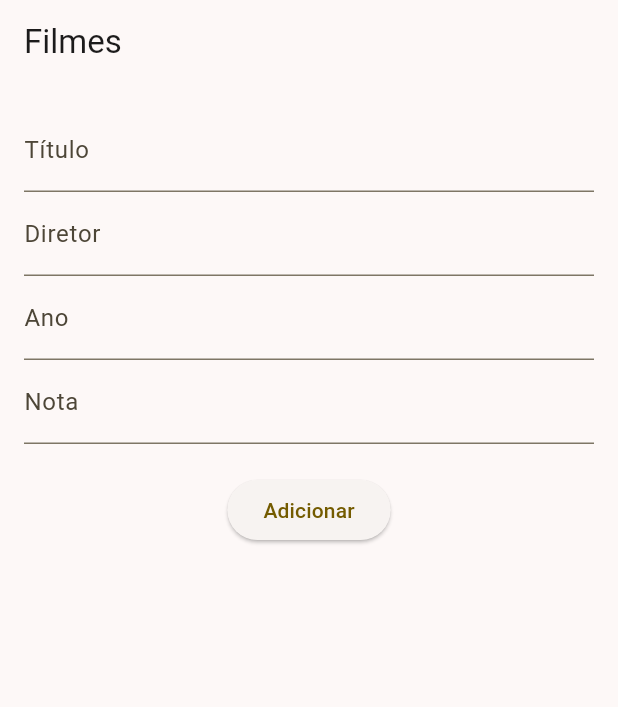
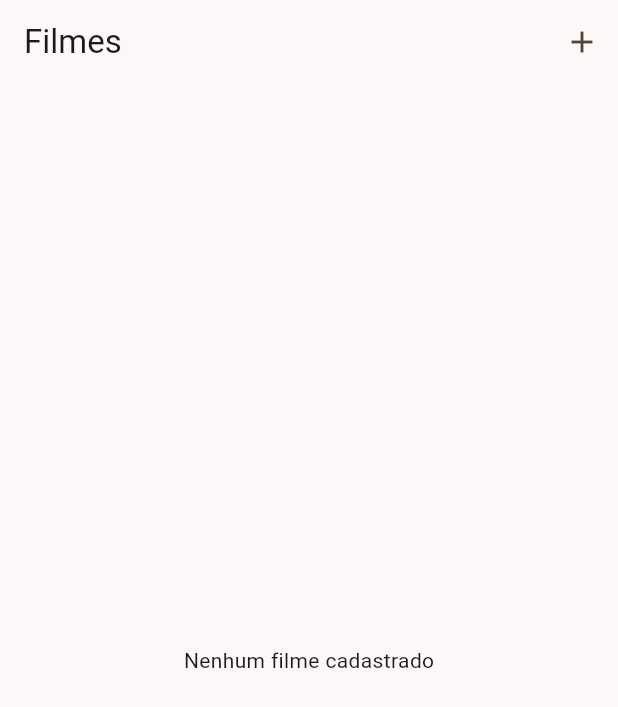
Before and after one commit to felipemadu13/flutter_filmes, a Flutter app: the screen it shows after launch, on a phone screen of 412 x 824 dp. Shown: the top 707 px of the screen. Run offline on Flutter 3.47's test engine with Material 3 defaults, Android fonts, the phone set to English and light mode, and no system bars; our stand-ins replace google_fonts, sqflite; accounts and stored records are empty.

Commit message:
feat: Operações de CRUD para filmes

```diff
--- a/flutter_filmes/lib/domain/filme.dart
+++ b/flutter_filmes/lib/domain/filme.dart
@@ -7,7 +7,7 @@ class Filme {
   String urlCartaz = '';
   double nota = 0;
 
-  Filme(this.titulo, this.direcao, this.ano, this.nota);
+  Filme(this.titulo, this.ano, this.direcao, this.resumo, this.nota);
 
   Filme.fromMap(Map map) {
     id = map[FilmeContract.idColumn];
--- a/flutter_filmes/lib/helper/filme_helper.dart
+++ b/flutter_filmes/lib/helper/filme_helper.dart
@@ -23,7 +23,7 @@ class FilmeHelper {
       await db.execute(
         '''
         CREATE TABLE ${FilmeContract.filmeTable}(
-          ${FilmeContract.idColumn} INTEGER PRIMARY KEY,
+          ${FilmeContract.idColumn} INTEGER PRIMARY KEY AUTOINCREMENT,
           ${FilmeContract.tituloColumn} TEXT,
           ${FilmeContract.anoColumn} INTEGER,
           ${FilmeContract.direcaoColumn} TEXT,
@@ -38,7 +38,9 @@ class FilmeHelper {
 
   Future<Filme> saveFilme(Filme filme) async {
     Database dbFilme = await db;
-    filme.id = await dbFilme.insert(FilmeContract.filmeTable, filme.toMap());
+    Map<String, dynamic> filmeMap = filme.toMap();
+    filmeMap.remove(FilmeContract.idColumn);
+    filme.id = await dbFilme.insert(FilmeContract.filmeTable, filmeMap);
     return filme;
   }
 
--- a/flutter_filmes/lib/main.dart
+++ b/flutter_filmes/lib/main.dart
@@ -1,5 +1,5 @@
 import 'package:flutter/material.dart';
-import 'package:flutter_filmes/movie_list.dart';
+import 'package:flutter_filmes/movie_list_screen.dart';
 import 'util.dart';
 import 'theme.dart';
 
@@ -19,7 +19,7 @@ class MyApp extends StatelessWidget {
     return MaterialApp(
       title: 'Flutter Demo',
       theme: brightness == Brightness.light ? theme.light() : theme.dark(),
-      home: MovieList(),
+      home: MovieListScreen(),
     );
   }
 }
--- /dev/null
+++ b/flutter_filmes/lib/movie_form_screen.dart
@@ -0,0 +1,105 @@
+import 'package:flutter/material.dart';
+import 'package:flutter_filmes/helper/filme_helper.dart';
+import 'package:flutter_filmes/domain/filme.dart';
+
+class MovieFormScreen extends StatefulWidget {
+  final Filme? filme;
+
+  const MovieFormScreen({super.key, this.filme});
+
+  @override
+  State<MovieFormScreen> createState() => _MovieFormScreenState();
+}
+
+class _MovieFormScreenState extends State<MovieFormScreen> {
+  final FilmeHelper filmeHelper = FilmeHelper();
+  final _formKey = GlobalKey<FormState>();
+
+  final TextEditingController tituloController = TextEditingController();
+  final TextEditingController diretorController = TextEditingController();
+  final TextEditingController resumoController = TextEditingController();
+  final TextEditingController anoController = TextEditingController();
+  final TextEditingController notaController = TextEditingController();
+
+  @override
+  void initState() {
+    super.initState();
+    if (widget.filme != null) {
+      tituloController.text = widget.filme!.titulo;
+      diretorController.text = widget.filme!.direcao;
+      resumoController.text = widget.filme!.resumo;
+      anoController.text = widget.filme!.ano.toString();
+      notaController.text = widget.filme!.nota.toString();
+    }
+  }
+
+  void _saveFilme() async {
+    if (_formKey.currentState!.validate()) {
+      Filme filme = Filme(
+        tituloController.text,
+        int.parse(anoController.text),
+        diretorController.text,
+        resumoController.text,
+        double.parse(notaController.text),
+      );
+
+      if (widget.filme == null) {
+        await filmeHelper.saveFilme(filme);
+      } else {
+        filme.id = widget.filme!.id;
+        await filmeHelper.updateFilme(filme);
+      }
+
+      Navigator.pop(context);
+    }
+  }
+
+  @override
+  Widget build(BuildContext context) {
+    return Scaffold(
+      appBar: AppBar(title: Text(widget.filme == null ? 'Adicionar Filme' : 'Editar Filme')),
+      body: Padding(
+        padding: const EdgeInsets.all(16.0),
+        child: Form(
+          key: _formKey,
+          child: Column(
+            children: <Widget>[
+              TextFormField(
+                controller: tituloController,
+                decoration: const InputDecoration(labelText: 'Título'),
+                validator: (value) => value!.isEmpty ? 'Campo obrigatório' : null,
+              ),
+              TextFormField(
+                controller: anoController,
+                decoration: const InputDecoration(labelText: 'Ano'),
+                keyboardType: TextInputType.number,
+                validator: (value) => value!.isEmpty ? 'Campo obrigatório' : null,
+              ),
+              TextFormField(
+                controller: diretorController,
+                decoration: const InputDecoration(labelText: 'Diretor'),
+                validator: (value) => value!.isEmpty ? 'Campo obrigatório' : null,
+              ),
+              TextFormField(
+                controller: resumoController,
+                decoration: const InputDecoration(labelText: 'Resumo'),
+                validator: (value) => value!.isEmpty ? 'Campo obrigatório' : null,
+              ),
+              TextFormField(
+                controller: notaController,
+                decoration: const InputDecoration(labelText: 'Nota'),
+                keyboardType: TextInputType.number,
+                validator: (value) => value!.isEmpty ? 'Campo obrigatório' : null,
+              ),
+              const SizedBox(height: 20),
+              ElevatedButton(
+                onPressed: _saveFilme,
+                child: const Text('Salvar'),
+              ),
+            ],
+          ),
+        ),
+      ),
+    );
+  }
+}
--- a/flutter_filmes/lib/movie_list.dart
+++ /dev/null
@@ -1,113 +0,0 @@
-import 'package:flutter/material.dart';
-import 'package:flutter_filmes/helper/filme_helper.dart';
-import 'package:flutter_filmes/domain/filme.dart';
-
-class MovieList extends StatefulWidget {
-  const MovieList({super.key});
-
-  @override
-  _MovieListState createState() => _MovieListState();
-}
-
-class _MovieListState extends State<MovieList> {
-  final FilmeHelper filmeHelper = FilmeHelper();
-  final _formKey = GlobalKey<FormState>();
-
-  // Controladores dos campos de texto
-  final TextEditingController tituloController = TextEditingController();
-  final TextEditingController diretorController = TextEditingController();
-  final TextEditingController anoController = TextEditingController();
-  final TextEditingController notaController = TextEditingController();
-
-  List<Filme> filmes = [];
-
-  @override
-  void initState() {
-    super.initState();
-    _loadFilmes();
-  }
-
-  Future<void> _loadFilmes() async {
-    List<Filme> lista = await filmeHelper.getFilmes();
-    setState(() {
-      filmes = lista;
-    });
-  }
-
-  void _addFilme() async {
-    if (_formKey.currentState!.validate()) {
-      Filme novoFilme = Filme(
-        tituloController.text,
-        diretorController.text,
-        int.parse(anoController.text),
-        double.parse(notaController.text),
-      );
-      await filmeHelper.saveFilme(novoFilme);
-      _loadFilmes(); // Atualiza a lista
-    }
-  }
-
-  @override
-  Widget build(BuildContext context) {
-    return Scaffold(
-      appBar: AppBar(
-        title: const Text('Filmes'),
-      ),
-      body: Padding(
-        padding: const EdgeInsets.all(16.0),
-        child: Form(
-          key: _formKey,
-          child: Column(
-            children: <Widget>[
-              TextFormField(
-                controller: tituloController,
-                decoration: const InputDecoration(labelText: 'Título'),
-                validator: (value) =>
-                    value!.isEmpty ? 'Insira um título' : null,
-              ),
-              TextFormField(
-                controller: diretorController,
-                decoration: const InputDecoration(labelText: 'Diretor'),
-                validator: (value) =>
-                    value!.isEmpty ? 'Insira um diretor' : null,
-              ),
-              TextFormField(
-                controller: anoController,
-                decoration: const InputDecoration(labelText: 'Ano'),
-                keyboardType: TextInputType.number,
-                validator: (value) =>
-                    value!.isEmpty ? 'Insira um ano válido' : null,
-              ),
-              TextFormField(
-                controller: notaController,
-                decoration: const InputDecoration(labelText: 'Nota'),
-                keyboardType: TextInputType.number,
-                validator: (value) =>
-                    value!.isEmpty ? 'Insira uma nota' : null,
-              ),
-              const SizedBox(height: 20),
-              ElevatedButton(
-                onPressed: _addFilme,
-                child: const Text('Adicionar'),
-              ),
-              const SizedBox(height: 20),
-              Expanded(
-                child: ListView.builder(
-                  itemCount: filmes.length,
-                  itemBuilder: (context, index) {
-                    final filme = filmes[index];
-                    return ListTile(
-                      title: Text(filme.titulo),
-                      subtitle: Text(filme.direcao),
-                      trailing: Text('${filme.nota}'),
-                    );
-                  },
-                ),
-              ),
-            ],
-          ),
-        ),
-      ),
-    );
-  }
-}
--- /dev/null
+++ b/flutter_filmes/lib/movie_list_screen.dart
@@ -0,0 +1,120 @@
+import 'package:flutter/material.dart';
+import 'package:flutter_filmes/helper/filme_helper.dart';
+import 'package:flutter_filmes/domain/filme.dart';
+import 'package:flutter_filmes/movie_form_screen.dart';
+
+class MovieListScreen extends StatefulWidget {
+  const MovieListScreen({super.key});
+
+  @override
+  State<MovieListScreen> createState() => _MovieListScreenState();
+}
+
+class _MovieListScreenState extends State<MovieListScreen> {
+  final FilmeHelper filmeHelper = FilmeHelper();
+  List<Filme> filmes = [];
+
+  @override
+  void initState() {
+    super.initState();
+    _loadFilmes();
+  }
+
+  Future<void> _loadFilmes() async {
+    List<Filme> lista = await filmeHelper.getFilmes();
+    setState(() {
+      filmes = lista;
+    });
+  }
+
+  void _navigateToEditMovie(BuildContext context, Filme? filme) async {
+    await Navigator.push(
+      context,
+      MaterialPageRoute(builder: (context) => MovieFormScreen(filme: filme)),
+    );
+    _loadFilmes();
+  }
+
+  void _deleteFilme(int id) async {
+    bool confirmDelete = await _showDeleteConfirmation();
+    if (confirmDelete) {
+      await filmeHelper.deleteFilme(id);
+      _loadFilmes();
+    }
+  }
+
+  Future<bool> _showDeleteConfirmation() async {
+    return await showDialog(
+      context: context,
+      builder: (context) => AlertDialog(
+        title: const Text('Remover Filme'),
+        content: const Text('Tem certeza de que deseja remover este filme?'),
+        actions: [
+          TextButton(
+            onPressed: () => Navigator.pop(context, false),
+            child: const Text('Cancelar'),
+          ),
+          TextButton(
+            onPressed: () => Navigator.pop(context, true),
+            child: const Text('Remover'),
+          ),
+        ],
+      ),
+    );
+  }
+
+  @override
+  Widget build(BuildContext context) {
+    return Scaffold(
+      appBar: AppBar(
+        title: const Text('Filmes'),
+        actions: [
+          IconButton(
+            icon: const Icon(Icons.add),
+            onPressed: () => _navigateToEditMovie(context, null),
+          )
+        ],
+      ),
+      body: filmes.isEmpty
+          ? const Center(child: Text("Nenhum filme cadastrado"))
+          : ListView.builder(
+              itemCount: filmes.length,
+              itemBuilder: (context, index) {
+                final filme = filmes[index];
+                return GestureDetector(
+                  onTap: () => _navigateToEditMovie(context, filme), // Editar
+                  onLongPress: () => _deleteFilme(filme.id), // Remover
+                  child: Container(
+                    margin: const EdgeInsets.all(8),
+                    padding: const EdgeInsets.all(8),
+                    decoration: BoxDecoration(
+                      color: Colors.grey[200],
+                      borderRadius: BorderRadius.circular(8),
+                    ),
+                    child: Column(
+                      crossAxisAlignment: CrossAxisAlignment.start,
+                      children: [
+                        Text(
+                          filme.titulo,
+                          style: const TextStyle(
+                            fontSize: 18,
+                            fontWeight: FontWeight.bold,
+                          ),
+                        ),
+                        Text(
+                          filme.ano.toString(),
+                          style: const TextStyle(fontSize: 16),
+                        ),
+                        Text(
+                          filme.resumo,
+                          style: const TextStyle(fontSize: 16),
+                        ),
+                      ],
+                    ),
+                  ),
+                );
+              },
+            ),
+    );
+  }
+}
```
